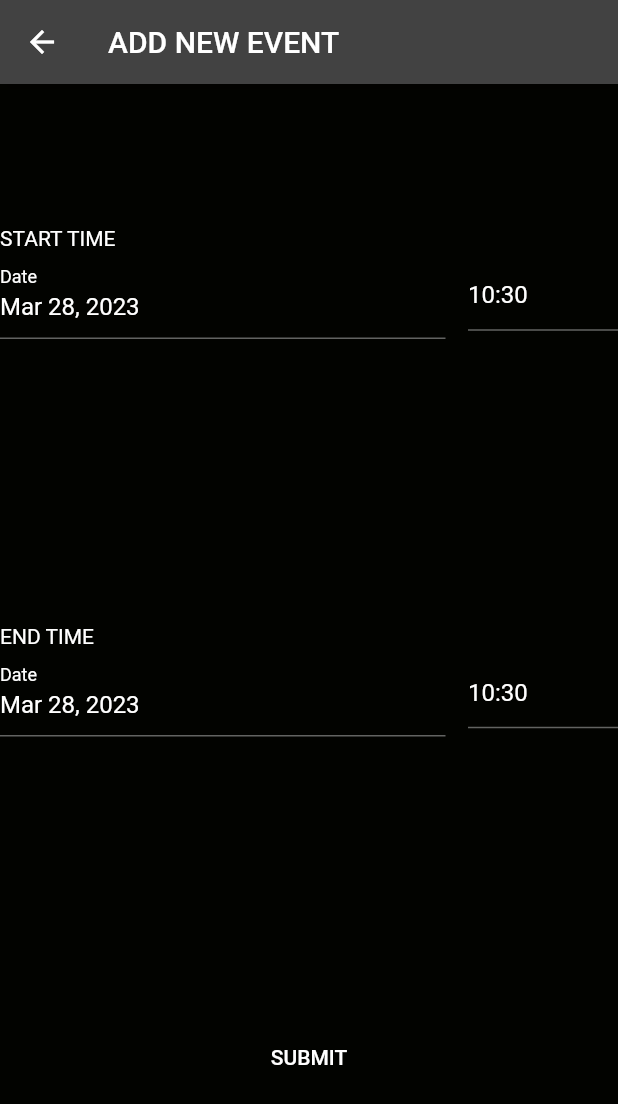
After one commit to Capstone-Projects-2023-Spring/project-groupmeet, a Flutter app: the HomeScreen screen opened directly, after a tap on the "add" icon, on a phone screen of 412 x 824 dp. The commit adds this screen. Shown: the top 1104 px of the screen. Run offline on Flutter 3.47's test engine with Material 2 defaults, Android fonts, the phone set to English and light mode, and no system bars; drawn by our look-alikes of date_time_picker, flutter_platform_widgets; our stand-ins replace firebase_auth, firebase_core, firebase_database, firebase_messaging, fluttertoast, google_sign_in and 4 more; missing offline and left inert: date_utils, extension_google_sign_in_as_googleapis_auth, googleapis, qr_code_scanner; accounts and stored records are empty.

Commit message:
GM-103 Complete
Completed GM-103 and able to manually add in event dates without overwriting any previously existing events. This allows for manual entry of events, however gets overwritten with any calendar sync.

```diff
--- /dev/null
+++ b/project/lib/add_event.dart
@@ -0,0 +1,128 @@
+import 'package:flutter/material.dart';
+import 'package:flutter_platform_widgets/flutter_platform_widgets.dart';
+import 'package:flutter/cupertino.dart';
+import 'package:firebase_database/firebase_database.dart';
+import 'package:firebase_auth/firebase_auth.dart';
+import 'package:date_time_picker/date_time_picker.dart';
+
+class AddEvent extends StatefulWidget {
+  const AddEvent({Key? key, required this.title, required this.ref})
+      : super(key: key);
+
+  final String title;
+  final DatabaseReference ref;
+
+  @override
+  State<AddEvent> createState() => _AddEventState();
+}
+
+class _AddEventState extends State<AddEvent> {
+  late DateTime start = DateTime.now();
+  late DateTime end = DateTime.now();
+  late DatabaseReference ref;
+
+  @override
+  void initState() {
+    super.initState();
+
+    String temp = FirebaseAuth.instance.currentUser?.uid ?? "";
+    ref = FirebaseDatabase.instance.ref("users/$temp");
+  }
+
+  @override
+  Widget build(BuildContext context) {
+    return PlatformScaffold(
+      appBar: PlatformAppBar(
+        title: PlatformText(widget.title),
+      ),
+      body: Center(
+        child: Column(
+          crossAxisAlignment: CrossAxisAlignment.center,
+          mainAxisAlignment: MainAxisAlignment.spaceAround,
+          children: [
+            Container(
+              child: Column(
+                crossAxisAlignment: CrossAxisAlignment.start,
+                children: [
+                  PlatformText("Start Time"),
+                  DateTimePicker(
+                    type: DateTimePickerType.dateTimeSeparate,
+                    initialValue: DateTime.now().toString(),
+                    initialDate: DateTime.now(),
+                    firstDate: DateTime(2000),
+                    lastDate: DateTime(2100),
+                    dateLabelText: 'Date',
+                    onChanged: (val) => print(val),
+                    validator: (val) {
+                      print(val);
+                      return null;
+                    },
+                    onSaved: (val) {
+                      start = DateTime.parse(val as String);
+                    },
+                  ),
+                ],
+              ),
+            ),
+            Container(
+              child: Column(
+                crossAxisAlignment: CrossAxisAlignment.start,
+                children: [
+                  PlatformText("End Time"),
+                  DateTimePicker(
+                    type: DateTimePickerType.dateTimeSeparate,
+                    initialValue: DateTime.now().toString(),
+                    initialDate: DateTime.now(),
+                    firstDate: DateTime(2000),
+                    lastDate: DateTime(2100),
+                    dateLabelText: 'Date',
+                    onChanged: (val) => print(val),
+                    validator: (val) {
+                      print(val);
+                      return null;
+                    },
+                    onSaved: (val) {
+                      end = DateTime.parse(val as String);
+                    },
+                  ),
+                ],
+              ),
+            ),
+            Container(
+              child: Column(
+                children: [
+                  PlatformTextButton(
+                    onPressed: () async{
+                      print("start");
+                      List<List<String?>> events = [];
+                      //create array of events that already existed.
+                      final memberSnapshot = await ref.child("calendarEvents").get();
+                      for (var event in memberSnapshot.value as List){
+                        events.add([event[0], event[1], event[2], event[3]]);
+                      }
+
+                      List<String?> temp = [
+                        start.toString(),
+                        null,
+                        end.toString(),
+                        null
+                      ];
+                      events.add(temp);
+
+                      ref.update({
+                        "calendarEvents": events,
+                      });
+                      print("added");
+                    },
+                    child: PlatformText("Submit", selectionColor: Colors.black,),
+                    color: Colors.white,
+                  ),
+                ],
+              ),
+            ),
+          ],
+        ),
+      ),
+    );
+  }
+}
--- a/project/lib/home.dart
+++ b/project/lib/home.dart
@@ -10,6 +10,7 @@ import 'account_info.dart';
 import 'group_creation.dart';
 import 'code_reception.dart';
 import 'all_groups.dart';
+import 'add_event.dart';
 
 class HomeScreen extends StatefulWidget {
   const HomeScreen({Key? key, required this.title}) : super(key: key);
@@ -202,6 +203,23 @@ class HomeScreenState extends State<HomeScreen> {
               ),
             ],
           ),
+          Column(
+            children: [
+              PlatformText("Add Event"),
+              PlatformIconButton(
+                onPressed: () {
+                  Navigator.of(context).push(
+                    platformPageRoute(
+                      context: context,
+                      builder: (context) => AddEvent(
+                        title: "Add New Event", ref: ref),
+                    ),
+                  );
+                },
+                icon: Icon(PlatformIcons(context).add, color: Colors.white),
+              ),
+            ],
+          ),
         ],
       ),
     );
--- a/project/pubspec.yaml
+++ b/project/pubspec.yaml
@@ -26,6 +26,7 @@ dependencies:
   firebase_messaging: ^14.3.0
   permission_handler: ^9.2.0
   intl: ^0.17.0
+  date_time_picker: ^2.1.0
 dev_dependencies:
   flutter_test:
     sdk: flutter
```
Also changed, not shown: project/pubspec.lock.
